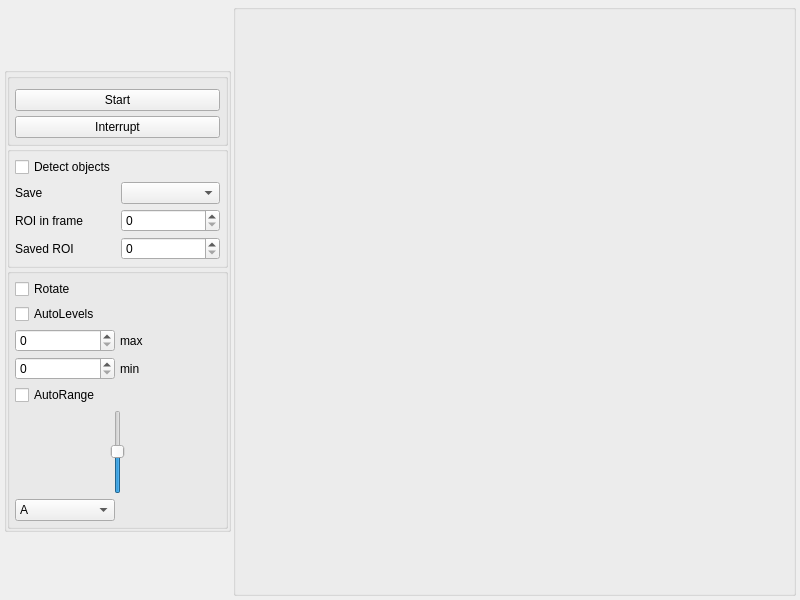
Qt form camera_with_object_recognition.ui (PolimiScopeFoundry/ImageFlowCytometry_System) before a commit.
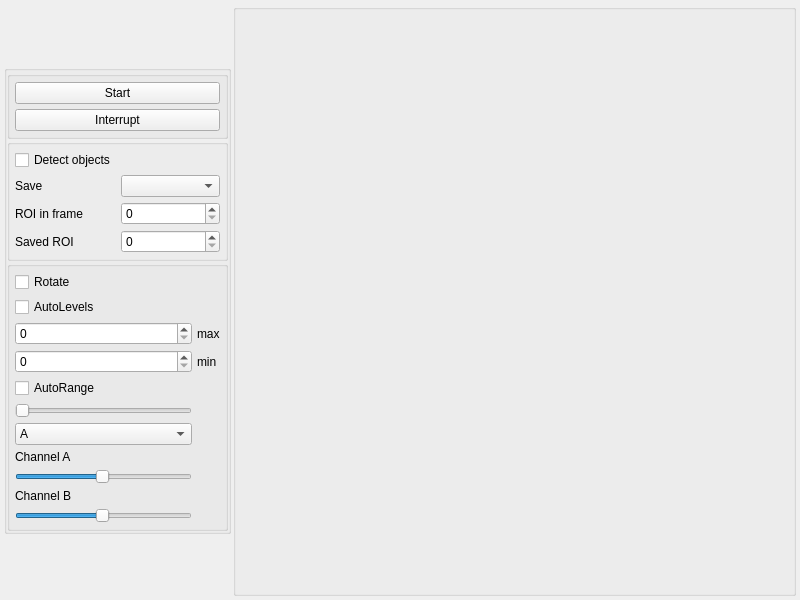
The same form after that commit.

Commit message: dual view UI with merged

```diff
--- a/camera_with_object_recognition.ui
+++ b/camera_with_object_recognition.ui
@@ -106,7 +106,7 @@
         <property name="title">
          <string/>
         </property>
-        <layout class="QVBoxLayout" name="verticalLayout" stretch="0,0,0">
+        <layout class="QVBoxLayout" name="verticalLayout" stretch="0,0">
          <property name="spacing">
           <number>5</number>
          </property>
@@ -122,13 +122,6 @@
          <property name="bottomMargin">
           <number>5</number>
          </property>
-         <item>
-          <widget class="QFrame" name="frame">
-           <property name="frameShape">
-            <enum>QFrame::NoFrame</enum>
-           </property>
-          </widget>
-         </item>
          <item>
           <widget class="QPushButton" name="start_pushButton">
            <property name="sizePolicy">
@@ -308,7 +301,7 @@
           <verstretch>0</verstretch>
          </sizepolicy>
         </property>
-        <layout class="QGridLayout" name="autoscale_layout" rowstretch="0,0,0,0,0,0,0" columnstretch="0,0">
+        <layout class="QGridLayout" name="autoscale_layout" rowstretch="0,0,0,0,0,0,0,0,0,0,0,0,0" columnstretch="0,0">
          <property name="leftMargin">
           <number>5</number>
          </property>
@@ -324,6 +317,22 @@
          <property name="spacing">
           <number>5</number>
          </property>
+         <item row="12" column="0">
+          <widget class="QSlider" name="channelB_Slider">
+           <property name="minimum">
+            <number>1</number>
+           </property>
+           <property name="maximum">
+            <number>100</number>
+           </property>
+           <property name="value">
+            <number>50</number>
+           </property>
+           <property name="orientation">
+            <enum>Qt::Horizontal</enum>
+           </property>
+          </widget>
+         </item>
          <item row="0" column="0">
           <widget class="QCheckBox" name="rotate_checkBox">
            <property name="text">
@@ -331,72 +340,6 @@
            </property>
           </widget>
          </item>
-         <item row="1" column="0">
-          <widget class="QCheckBox" name="autoLevels_checkbox">
-           <property name="text">
-            <string>AutoLevels</string>
-           </property>
-          </widget>
-         </item>
-         <item row="3" column="1">
-          <widget class="QLabel" name="level_min_label">
-           <property name="text">
-            <string>min</string>
-           </property>
-          </widget>
-         </item>
-         <item row="4" column="0">
-          <widget class="QCheckBox" name="autoRange_checkbox">
-           <property name="sizePolicy">
-            <sizepolicy hsizetype="Minimum" vsizetype="Preferred">
-             <horstretch>0</horstretch>
-             <verstretch>0</verstretch>
-            </sizepolicy>
-           </property>
-           <property name="text">
-            <string>AutoRange</string>
-           </property>
-          </widget>
-         </item>
-         <item row="2" column="0">
-          <widget class="QDoubleSpinBox" name="max_doubleSpinBox">
-           <property name="sizePolicy">
-            <sizepolicy hsizetype="Minimum" vsizetype="Preferred">
-             <horstretch>0</horstretch>
-             <verstretch>0</verstretch>
-            </sizepolicy>
-           </property>
-           <property name="wrapping">
-            <bool>false</bool>
-           </property>
-           <property name="decimals">
-            <number>0</number>
-           </property>
-           <property name="maximum">
-            <double>1000000000.000000000000000</double>
-           </property>
-          </widget>
-         </item>
-         <item row="5" column="0" colspan="2">
-          <widget class="QSlider" name="zoomSlider">
-           <property name="sizePolicy">
-            <sizepolicy hsizetype="Preferred" vsizetype="Preferred">
-             <horstretch>0</horstretch>
-             <verstretch>0</verstretch>
-            </sizepolicy>
-           </property>
-           <property name="value">
-            <number>50</number>
-           </property>
-          </widget>
-         </item>
-         <item row="2" column="1">
-          <widget class="QLabel" name="level_max_label">
-           <property name="text">
-            <string>max</string>
-           </property>
-          </widget>
-         </item>
          <item row="3" column="0">
           <widget class="QDoubleSpinBox" name="min_doubleSpinBox">
            <property name="sizePolicy">
@@ -416,8 +359,14 @@
            </property>
           </widget>
          </item>
-         <item row="6" column="0">
+         <item row="8" column="0">
           <widget class="QComboBox" name="camera_comboBox">
+           <property name="sizePolicy">
+            <sizepolicy hsizetype="Preferred" vsizetype="Preferred">
+             <horstretch>0</horstretch>
+             <verstretch>0</verstretch>
+            </sizepolicy>
+           </property>
            <item>
             <property name="text">
              <string>A</string>
@@ -435,16 +384,105 @@
            </item>
           </widget>
          </item>
+         <item row="2" column="0">
+          <widget class="QDoubleSpinBox" name="max_doubleSpinBox">
+           <property name="sizePolicy">
+            <sizepolicy hsizetype="Minimum" vsizetype="Preferred">
+             <horstretch>0</horstretch>
+             <verstretch>0</verstretch>
+            </sizepolicy>
+           </property>
+           <property name="wrapping">
+            <bool>false</bool>
+           </property>
+           <property name="decimals">
+            <number>0</number>
+           </property>
+           <property name="maximum">
+            <double>1000000000.000000000000000</double>
+           </property>
+          </widget>
+         </item>
+         <item row="11" column="0">
+          <widget class="QLabel" name="label_5">
+           <property name="text">
+            <string>Channel B</string>
+           </property>
+          </widget>
+         </item>
+         <item row="3" column="1">
+          <widget class="QLabel" name="level_min_label">
+           <property name="text">
+            <string>min</string>
+           </property>
+          </widget>
+         </item>
+         <item row="9" column="0">
+          <widget class="QLabel" name="label_4">
+           <property name="text">
+            <string>Channel A</string>
+           </property>
+          </widget>
+         </item>
+         <item row="2" column="1">
+          <widget class="QLabel" name="level_max_label">
+           <property name="text">
+            <string>max</string>
+           </property>
+          </widget>
+         </item>
+         <item row="1" column="0">
+          <widget class="QCheckBox" name="autoLevels_checkbox">
+           <property name="text">
+            <string>AutoLevels</string>
+           </property>
+          </widget>
+         </item>
+         <item row="10" column="0">
+          <widget class="QSlider" name="channelA_Slider">
+           <property name="sizePolicy">
+            <sizepolicy hsizetype="Preferred" vsizetype="Preferred">
+             <horstretch>0</horstretch>
+             <verstretch>0</verstretch>
+            </sizepolicy>
+           </property>
+           <property name="minimum">
+            <number>1</number>
+           </property>
+           <property name="maximum">
+            <number>100</number>
+           </property>
+           <property name="value">
+            <number>50</number>
+           </property>
+           <property name="orientation">
+            <enum>Qt::Horizontal</enum>
+           </property>
+          </widget>
+         </item>
+         <item row="5" column="0">
+          <widget class="QCheckBox" name="autoRange_checkbox">
+           <property name="sizePolicy">
+            <sizepolicy hsizetype="Minimum" vsizetype="Preferred">
+             <horstretch>0</horstretch>
+             <verstretch>0</verstretch>
+            </sizepolicy>
+           </property>
+           <property name="text">
+            <string>AutoRange</string>
+           </property>
+          </widget>
+         </item>
+         <item row="7" column="0">
+          <widget class="QSlider" name="horizontalSlider">
+           <property name="orientation">
+            <enum>Qt::Horizontal</enum>
+           </property>
+          </widget>
+         </item>
         </layout>
        </widget>
       </item>
-      <item>
-       <widget class="QFrame" name="frame_2">
-        <property name="frameShape">
-         <enum>QFrame::NoFrame</enum>
-        </property>
-       </widget>
-      </item>
      </layout>
     </widget>
    </item>
```
The commit also changes 2 other files.
